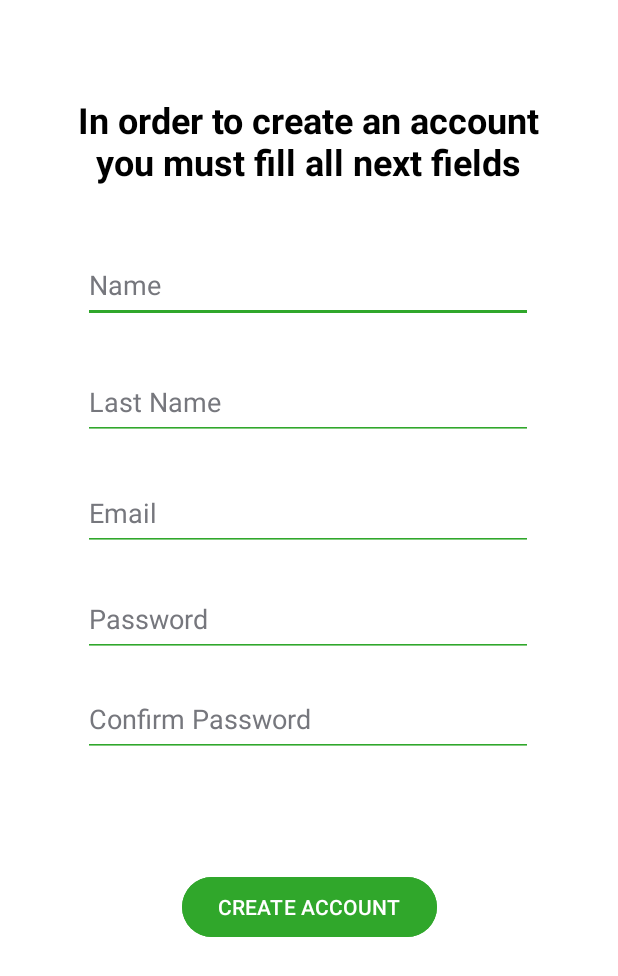
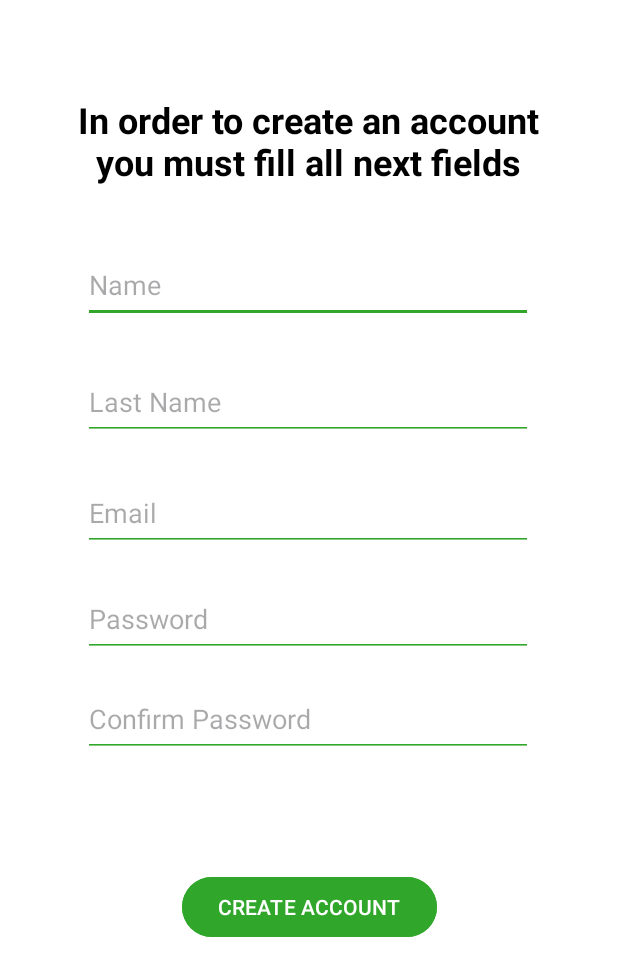
Before and after one commit to EnriqueLoC/Green-Go-App, an Android app: the CreateAccount screen opened directly, with no data from a screen before it, on a phone screen of 412 x 824 dp. Shown: the top 976 px of the screen. Run offline under Robolectric (Android 15) with nearby library versions, the light colour scheme and no system bars.

Commit message:
Se eliminó la propiedad del color hint debido a que causaba error en dispositivos con una versión de android anterior

```diff
--- a/app/src/main/res/layout/activity_create_account.xml
+++ b/app/src/main/res/layout/activity_create_account.xml
@@ -31,7 +31,6 @@
         android:inputType="text"
         android:textColor="@color/black"
         android:backgroundTint="@color/green"
-        android:textColorHint="@color/material_dynamic_neutral50"
         app:layout_constraintBottom_toBottomOf="parent"
         app:layout_constraintEnd_toEndOf="parent"
         app:layout_constraintHorizontal_bias="0.495"
@@ -48,7 +47,6 @@
         android:inputType="text"
         android:textColor="@color/black"
         android:backgroundTint="@color/green"
-        android:textColorHint="@color/material_dynamic_neutral50"
         app:layout_constraintBottom_toBottomOf="parent"
         app:layout_constraintEnd_toEndOf="parent"
         app:layout_constraintHorizontal_bias="0.495"
@@ -65,7 +63,6 @@
         android:inputType="textEmailAddress"
         android:textColor="@color/black"
         android:backgroundTint="@color/green"
-        android:textColorHint="@color/material_dynamic_neutral50"
         app:layout_constraintBottom_toBottomOf="parent"
         app:layout_constraintEnd_toEndOf="parent"
         app:layout_constraintHorizontal_bias="0.495"
@@ -82,7 +79,6 @@
         android:inputType="textPassword"
         android:textColor="@color/black"
         android:backgroundTint="@color/green"
-        android:textColorHint="@color/material_dynamic_neutral50"
         app:layout_constraintBottom_toBottomOf="parent"
         app:layout_constraintEnd_toEndOf="parent"
         app:layout_constraintHorizontal_bias="0.495"
@@ -99,7 +95,6 @@
         android:inputType="textPassword"
         android:textColor="@color/black"
         android:backgroundTint="@color/green"
-        android:textColorHint="@color/material_dynamic_neutral50"
         app:layout_constraintBottom_toBottomOf="parent"
         app:layout_constraintEnd_toEndOf="parent"
         app:layout_constraintHorizontal_bias="0.495"
--- a/app/src/main/res/layout/activity_forgotten_pass.xml
+++ b/app/src/main/res/layout/activity_forgotten_pass.xml
@@ -19,7 +19,6 @@
         android:inputType="textEmailAddress"
         android:textAlignment="center"
         android:textColor="@color/black"
-        android:textColorHint="@color/material_dynamic_neutral50"
         app:layout_constraintBottom_toBottomOf="parent"
         app:layout_constraintEnd_toEndOf="parent"
         app:layout_constraintStart_toStartOf="parent"
--- a/app/src/main/res/layout/activity_main.xml
+++ b/app/src/main/res/layout/activity_main.xml
@@ -82,7 +82,6 @@
                 android:inputType="textEmailAddress"
                 android:minHeight="48dp"
                 android:textColor="@color/black"
-                android:textColorHint="@android:color/system_neutral1_500"
                 app:layout_constraintBottom_toBottomOf="parent"
                 app:layout_constraintEnd_toEndOf="parent"
                 app:layout_constraintHorizontal_bias="0.497"
@@ -103,7 +102,6 @@
                 android:inputType="textPassword"
                 android:minHeight="48dp"
                 android:textColor="@color/black"
-                android:textColorHint="@color/material_dynamic_neutral50"
                 app:layout_constraintBottom_toBottomOf="parent"
                 app:layout_constraintEnd_toEndOf="parent"
                 app:layout_constraintHorizontal_bias="0.497"
```
